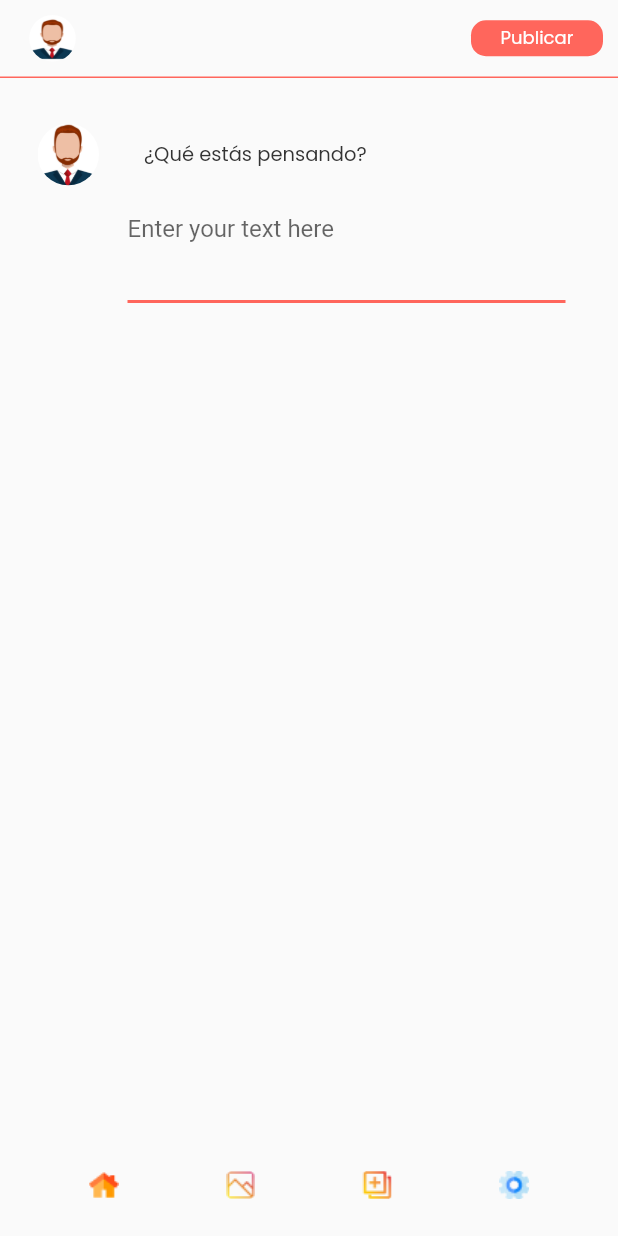
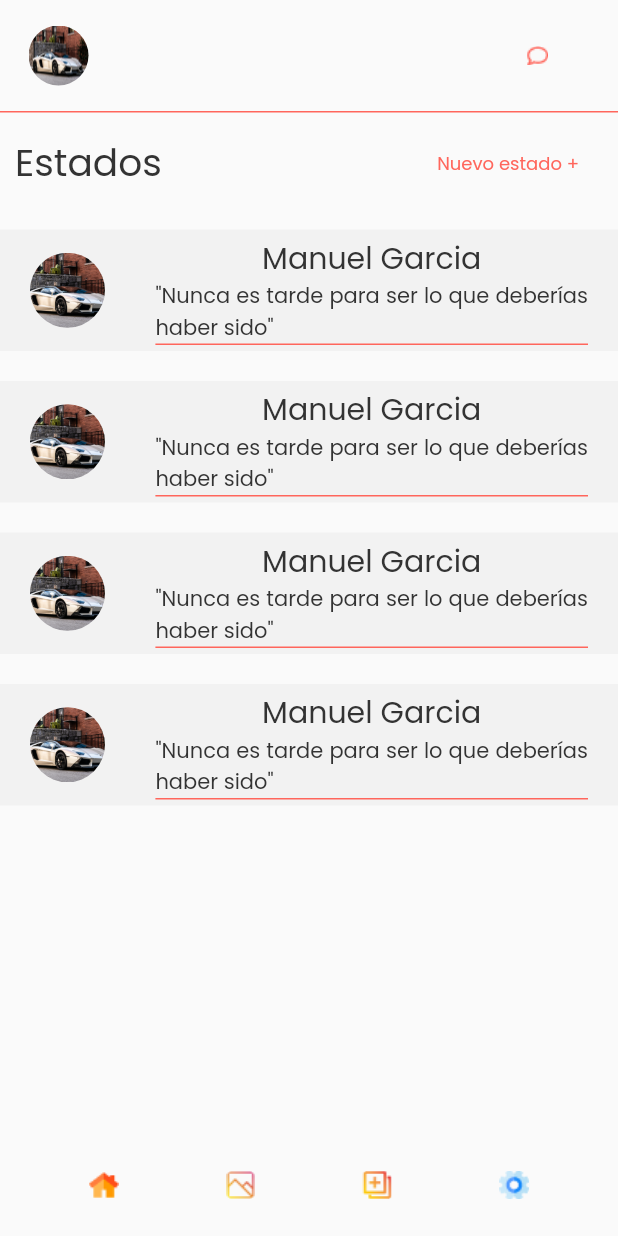
Before and after one commit to fonzk/Crypto-Innovate-, a Flutter app: the screen it shows after launch, after a tap on "Acceder", on a phone screen of 412 x 824 dp. Run offline on Flutter 3.47's test engine with Material 2 defaults, Android fonts, the phone set to English and light mode, and no system bars.

Commit message:
Construcción de vista de feed de estados y creacion de estados

```diff
--- a/lib/feedestados.dart
+++ b/lib/feedestados.dart
@@ -2,6 +2,7 @@
 */
 
 import 'package:cryptoinnovate/navPrincipal.dart';
+import 'package:cryptoinnovate/regestados.dart';
 import "package:flutter/material.dart";
 
 class FeedEstados extends StatefulWidget {
@@ -17,31 +18,28 @@ class _FeedEstados extends State<FeedEstados> {
   Widget build(BuildContext context) {
     var imagerow = Container(
         margin: const EdgeInsets.only(left: 9),
-        width: 32,
-        height: 31,
+        width: 40,
+        height: 40,
         decoration: BoxDecoration(
             shape: BoxShape.circle,
             image: DecorationImage(
                 fit: BoxFit.fill,
-                image: AssetImage("assets/images/perfil.png"))));
+                image: AssetImage("assets/images/user.jpg"))));
 
     var publicarbtn = Container(
         width: 88,
-        decoration: BoxDecoration(
-          color: Color.fromRGBO(255, 102, 92, 1),
-          borderRadius: new BorderRadius.circular(10.0),
-        ),
         child: Padding(
           padding: EdgeInsets.only(top: 3, bottom: 3),
-          child: Text("Publicar",
-              textAlign: TextAlign.center,
-              style: TextStyle(
-                  fontFamily: "Poppins",
-                  fontWeight: FontWeight.w400,
-                  fontSize: 12,
-                  color: Color.fromRGBO(255, 255, 255, 1))),
+          child: ElevatedButton(
+              onPressed: () => Navigator.push(context,
+                  MaterialPageRoute(builder: (context) => RegistroEstados())),
+              child: Image.asset('assets/images/comment.png'),
+              style: ButtonStyle(
+                  backgroundColor:
+                      MaterialStateProperty.all(Color.fromRGBO(0, 0, 0, 0)),
+                  shadowColor:
+                      MaterialStateProperty.all(Color.fromRGBO(0, 0, 0, 0)))),
         ));
-    ;
 
     var headerrestados = Container(
       width: MediaQuery.of(context).size.width,
@@ -59,57 +57,112 @@ class _FeedEstados extends State<FeedEstados> {
       ),
     );
 
-    var imagenestado = Container(
-        width: 41,
+    var rowSloganView = Container(
+      child: Padding(
+        padding: EdgeInsets.all(10.0),
+        child: Row(
+          mainAxisAlignment: MainAxisAlignment.spaceBetween,
+          children: [
+            Text("Estados",
+                textAlign: TextAlign.center,
+                style: TextStyle(
+                    fontFamily: "Poppins",
+                    fontWeight: FontWeight.w400,
+                    fontSize: 25,
+                    color: Color.fromRGBO(51, 51, 51, 1))),
+            ElevatedButton(
+                onPressed: () => Navigator.push(context,
+                    MaterialPageRoute(builder: (context) => RegistroEstados())),
+                child: Text("Nuevo estado +",
+                    textAlign: TextAlign.center,
+                    style: TextStyle(
+                        fontFamily: "Poppins",
+                        fontWeight: FontWeight.w400,
+                        fontSize: 12,
+                        color: Color.fromRGBO(255, 102, 92, 1))),
+                style: ButtonStyle(
+                    backgroundColor:
+                        MaterialStateProperty.all(Color.fromRGBO(0, 0, 0, 0)),
+                    shadowColor:
+                        MaterialStateProperty.all(Color.fromRGBO(0, 0, 0, 0))))
+          ],
+        ),
+      ),
+    );
+
+    var state = Container(
+        width: MediaQuery.of(context).size.width,
+        decoration: BoxDecoration(color: Color.fromRGBO(196, 196, 196, 0.15)),
+        margin: EdgeInsets.only(bottom: 10, top: 10),
+        child: Padding(
+          padding: EdgeInsets.only(left: 20, right: 20, bottom: 4, top: 4),
+          child: Row(
+            mainAxisAlignment: MainAxisAlignment.spaceBetween,
+            children: [
+              Container(
+                width: 50,
+                height: 50,
                 decoration: BoxDecoration(
                     shape: BoxShape.circle,
                     image: DecorationImage(
-                fit: BoxFit.fill,
-                image: AssetImage("assets/images/perfil.png"))));
-
-    var rowimage = Row(
+                        fit: BoxFit.cover,
+                        image: AssetImage("assets/images/user.jpg"))),
+              ),
+              Container(
+                width: MediaQuery.of(context).size.width * 0.7,
+                decoration: const BoxDecoration(
+                  border: Border(
+                      bottom: BorderSide(
+                          color: Color.fromRGBO(255, 102, 92, 1), width: 1)),
+                ),
+                child: Column(
                   children: [
-        imagenestado,
                     Container(
-          margin: const EdgeInsets.only(left: 30),
                       child: Text(
-            "¿Qué estás pensando?",
+                        "Manuel Garcia",
+                        textAlign: TextAlign.left,
                         style: TextStyle(
                             fontFamily: "Poppins",
                             fontWeight: FontWeight.w400,
-                fontSize: 13,
+                            fontSize: 20,
                             color: Color.fromRGBO(51, 51, 51, 1)),
                       ),
                     ),
+                    Container(
+                      child: Padding(
+                        padding: EdgeInsets.all(0.0),
+                        child: Text(
+                            '"Nunca es tarde para ser lo que deberías haber sido"',
+                            textAlign: TextAlign.justify,
+                            style: TextStyle(
+                                fontFamily: "Poppins",
+                                fontWeight: FontWeight.normal,
+                                fontSize: 14,
+                                color: Color.fromRGBO(51, 51, 51, 1))),
+                      ),
+                    ),
                   ],
-    );
+                ),
+              )
+            ],
+          ),
+        ));
 
-    var controwima = Container(
-      width: MediaQuery.of(context).size.width,
-      height: 50,
-      margin: const EdgeInsets.only(top: 26, left: 25),
-      child: rowimage,
-    );
-
-    var homelogo = NavPrincipal();
-
-    var textf = Container(
-      decoration: BoxDecoration(
-        border: Border(
-            bottom:
-                BorderSide(color: Color.fromRGBO(255, 102, 92, 1), width: 2)),
-      ),
-      margin: const EdgeInsets.only(top: 15, left: 85, right: 35),
-      child: TextField(
-        maxLines: 3,
-        decoration: InputDecoration.collapsed(hintText: "Enter your text here"),
+    var contenStates = Container(
+      child: Column(
+        children: [
+          state,
+          state,
+          state,
+          state,
+        ],
       ),
     );
 
     var contentPage = Container(
       child: Column(
         mainAxisAlignment: MainAxisAlignment.start,
-        children: [headerrestados, controwima, textf],
+        children: [headerrestados, rowSloganView, contenStates],
       ),
     );
 
@@ -118,7 +171,7 @@ class _FeedEstados extends State<FeedEstados> {
         height: MediaQuery.of(context).size.height,
         child: Column(
           mainAxisAlignment: MainAxisAlignment.spaceBetween,
-          children: [contentPage, homelogo],
+          children: [contentPage, NavPrincipal()],
         ));
 
     return Scaffold(
--- a/pubspec.yaml
+++ b/pubspec.yaml
@@ -72,6 +72,7 @@ flutter:
     - assets/images/Send.png
     - assets/images/location.png
     - assets/images/gif.png
+    - assets/images/user.jpg
 
   fonts:
     - family: Poppins
```
Also changed, not shown: lib/navSecundaria.dart (added, +39 -0 lines), lib/regestados.dart (+39 -11 lines), assets/images/user.jpg (added). Lines whose indentation alone changed are shown as unchanged.
